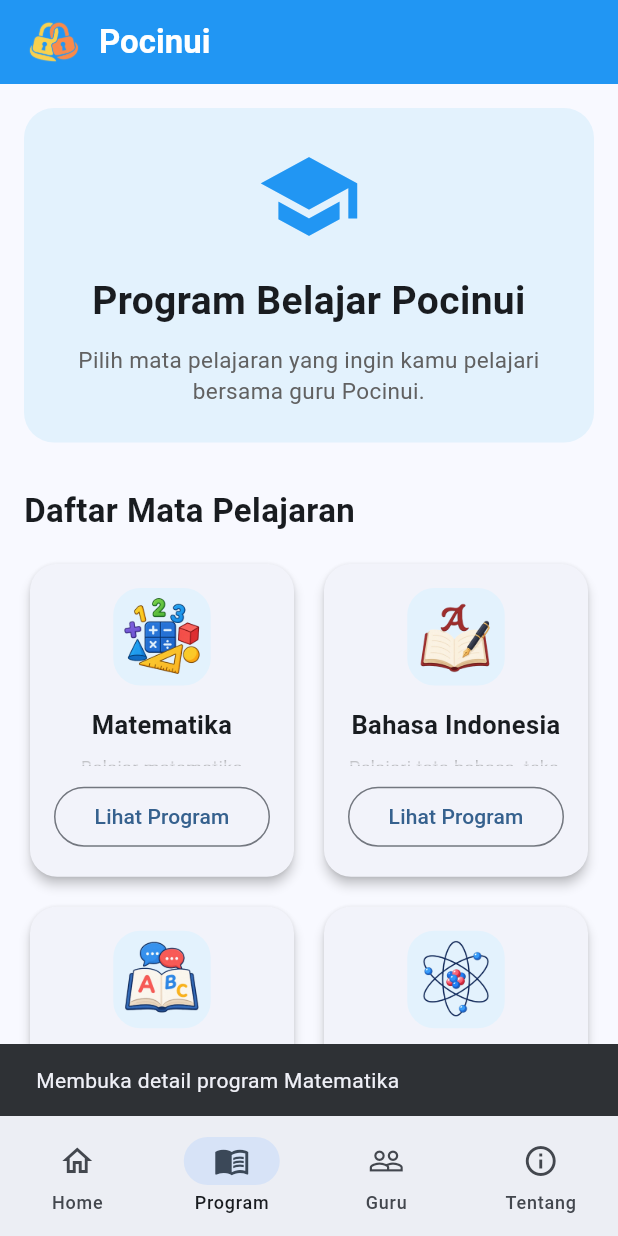
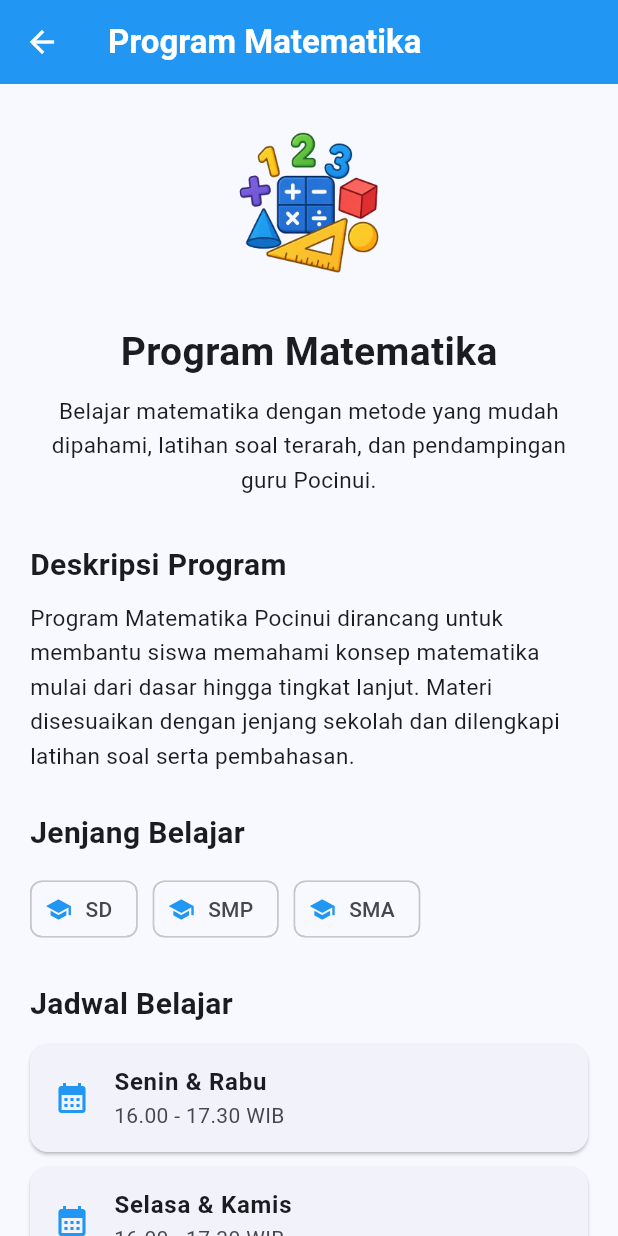
Before and after one commit to hanasoke/pocinui_apps, a Flutter app: the screen it shows after launch, item 2 of the bottom bar chosen, after a tap on "Lihat Program", on a phone screen of 412 x 824 dp. Run offline on Flutter 3.47's test engine with Material 3 defaults, Android fonts, the phone set to English and light mode, and no system bars.

Commit message:
updated program_page.dart & added program_detail_page.dart

```diff
--- /dev/null
+++ b/lib/pages/program_detail_page.dart
@@ -0,0 +1,274 @@
+import 'package:flutter/material.dart';
+
+class ProgramDetailPage extends StatelessWidget {
+  final String namaProgram;
+
+  const ProgramDetailPage({super.key, required this.namaProgram});
+
+  @override
+  Widget build(BuildContext context) {
+    return Scaffold(
+      appBar: AppBar(
+        title: Text(
+          'Program $namaProgram',
+          style: const TextStyle(fontWeight: FontWeight.bold),
+        ),
+        backgroundColor: Colors.blue,
+        foregroundColor: Colors.white,
+      ),
+
+      body: SingleChildScrollView(
+        padding: const EdgeInsets.all(20),
+        child: Column(
+          crossAxisAlignment: CrossAxisAlignment.start,
+          children: [
+            Center(
+              child: Image.asset(
+                'assets/images/icons/icon_matematika.png',
+                width: 120,
+                height: 120,
+                fit: BoxFit.contain,
+              ),
+            ),
+
+            const SizedBox(height: 20),
+
+            const Center(
+              child: Text(
+                'Program Matematika',
+                style: TextStyle(fontSize: 26, fontWeight: FontWeight.bold),
+              ),
+            ),
+
+            const SizedBox(height: 10),
+
+            const Center(
+              child: Text(
+                'Belajar matematika dengan metode yang mudah dipahami, '
+                'latihan soal terarah, dan pendampingan guru Pocinui.',
+                textAlign: TextAlign.center,
+                style: TextStyle(fontSize: 15, height: 1.5),
+              ),
+            ),
+
+            const SizedBox(height: 30),
+
+            _buildSectionTitle('Deskripsi Program'),
+
+            const SizedBox(height: 10),
+
+            const Text(
+              'Program Matematika Pocinui dirancang untuk membantu siswa '
+              'memahami konsep matematika mulai dari dasar hingga tingkat '
+              'lanjut. Materi disesuaikan dengan jenjang sekolah dan '
+              'dilengkapi latihan soal serta pembahasan.',
+              style: TextStyle(fontSize: 15, height: 1.5),
+            ),
+
+            const SizedBox(height: 25),
+
+            _buildSectionTitle('Jenjang Belajar'),
+
+            const SizedBox(height: 12),
+
+            Wrap(
+              spacing: 10,
+              runSpacing: 10,
+              children: [
+                _jenjangChip('SD'),
+                _jenjangChip('SMP'),
+                _jenjangChip('SMA'),
+              ],
+            ),
+
+            const SizedBox(height: 25),
+
+            _buildSectionTitle('Jadwal Belajar'),
+
+            const SizedBox(height: 12),
+
+            _infoCard(
+              icon: Icons.calendar_month,
+              title: 'Senin & Rabu',
+              subtitle: '16.00 - 17.30 WIB',
+            ),
+
+            _infoCard(
+              icon: Icons.calendar_month,
+              title: 'Selasa & Kamis',
+              subtitle: '16.00 - 17.30 WIB',
+            ),
+
+            _infoCard(
+              icon: Icons.calendar_month,
+              title: 'Sabtu',
+              subtitle: '09.00 - 10.30 WIB',
+            ),
+
+            const SizedBox(height: 25),
+
+            _buildSectionTitle('Harga'),
+
+            const SizedBox(height: 12),
+
+            Card(
+              elevation: 2,
+              shape: RoundedRectangleBorder(
+                borderRadius: BorderRadius.circular(16),
+              ),
+              child: const Padding(
+                padding: EdgeInsets.all(18),
+                child: Row(
+                  children: [
+                    Icon(Icons.payments, size: 40, color: Colors.blue),
+                    SizedBox(width: 16),
+                    Column(
+                      crossAxisAlignment: CrossAxisAlignment.start,
+                      children: [
+                        Text(
+                          'Biaya Belajar',
+                          style: TextStyle(fontWeight: FontWeight.bold),
+                        ),
+                        SizedBox(height: 5),
+                        Text(
+                          'Rp250.000 / bulan',
+                          style: TextStyle(
+                            fontSize: 20,
+                            fontWeight: FontWeight.bold,
+                            color: Colors.blue,
+                          ),
+                        ),
+                      ],
+                    ),
+                  ],
+                ),
+              ),
+            ),
+
+            const SizedBox(height: 25),
+
+            _buildSectionTitle('Guru Pengajar'),
+
+            const SizedBox(height: 12),
+
+            Card(
+              elevation: 3,
+              shape: RoundedRectangleBorder(
+                borderRadius: BorderRadius.circular(16),
+              ),
+              child: Padding(
+                padding: const EdgeInsets.all(16),
+                child: Row(
+                  children: [
+                    ClipRRect(
+                      borderRadius: BorderRadius.circular(50),
+                      child: Image.asset(
+                        'assets/images/guru/guru_matematika.png',
+                        width: 90,
+                        height: 90,
+                        fit: BoxFit.cover,
+                      ),
+                    ),
+
+                    const SizedBox(width: 16),
+
+                    const Expanded(
+                      child: Column(
+                        crossAxisAlignment: CrossAxisAlignment.start,
+                        children: [
+                          Text(
+                            'Guru Matematika',
+                            style: TextStyle(
+                              fontSize: 18,
+                              fontWeight: FontWeight.bold,
+                            ),
+                          ),
+
+                          SizedBox(height: 5),
+
+                          Text(
+                            'Pengajar Matematika Pocinui',
+                            style: TextStyle(color: Colors.grey),
+                          ),
+
+                          SizedBox(height: 8),
+
+                          Row(
+                            children: [
+                              Icon(Icons.star, color: Colors.amber, size: 20),
+                              SizedBox(width: 4),
+                              Text('4.9'),
+                            ],
+                          ),
+                        ],
+                      ),
+                    ),
+                  ],
+                ),
+              ),
+            ),
+
+            const SizedBox(height: 30),
+
+            SizedBox(
+              width: double.infinity,
+              height: 55,
+              child: ElevatedButton.icon(
+                onPressed: () {
+                  ScaffoldMessenger.of(context).showSnackBar(
+                    const SnackBar(
+                      content: Text('Form pendaftaran akan dibuka'),
+                    ),
+                  );
+                },
+                icon: const Icon(Icons.app_registration),
+                label: const Text(
+                  'Daftar Program Matematika',
+                  style: TextStyle(fontSize: 16, fontWeight: FontWeight.bold),
+                ),
+                style: ElevatedButton.styleFrom(
+                  backgroundColor: Colors.blue,
+                  foregroundColor: Colors.white,
+                  shape: RoundedRectangleBorder(
+                    borderRadius: BorderRadius.circular(14),
+                  ),
+                ),
+              ),
+            ),
+
+            const SizedBox(height: 20),
+          ],
+        ),
+      ),
+    );
+  }
+
+  Widget _buildSectionTitle(String title) {
+    return Text(
+      title,
+      style: const TextStyle(fontSize: 20, fontWeight: FontWeight.bold),
+    );
+  }
+
+  Widget _jenjangChip(String text) {
+    return Chip(
+      avatar: const Icon(Icons.school, size: 18, color: Colors.blue),
+      label: Text(text),
+    );
+  }
+
+  Widget _infoCard({
+    required IconData icon,
+    required String title,
+    required String subtitle,
+  }) {
+    return Card(
+      margin: const EdgeInsets.only(bottom: 10),
+      child: ListTile(
+        leading: Icon(icon, color: Colors.blue),
+        title: Text(title, style: const TextStyle(fontWeight: FontWeight.bold)),
+        subtitle: Text(subtitle),
+      ),
+    );
+  }
+}
--- a/lib/pages/program_page.dart
+++ b/lib/pages/program_page.dart
@@ -1,4 +1,5 @@
 import 'package:flutter/material.dart';
+import 'program_detail_page.dart';
 
 class ProgramPage extends StatelessWidget {
   const ProgramPage({super.key});
@@ -234,9 +235,16 @@
                 width: double.infinity,
                 child: OutlinedButton(
                   onPressed: () {
-                    ScaffoldMessenger.of(context).showSnackBar(
-                      SnackBar(content: Text('Membuka detail program $title')),
-                    );
+                    if (title == 'Matematika') {
+                      Navigator.push(
+                        context,
+                        MaterialPageRoute(
+                          builder: (context) => const ProgramDetailPage(
+                            namaProgram: 'Matematika',
+                          ),
+                        ),
+                      );
+                    }
                   },
                   child: const Text('Lihat Program'),
                 ),
```
